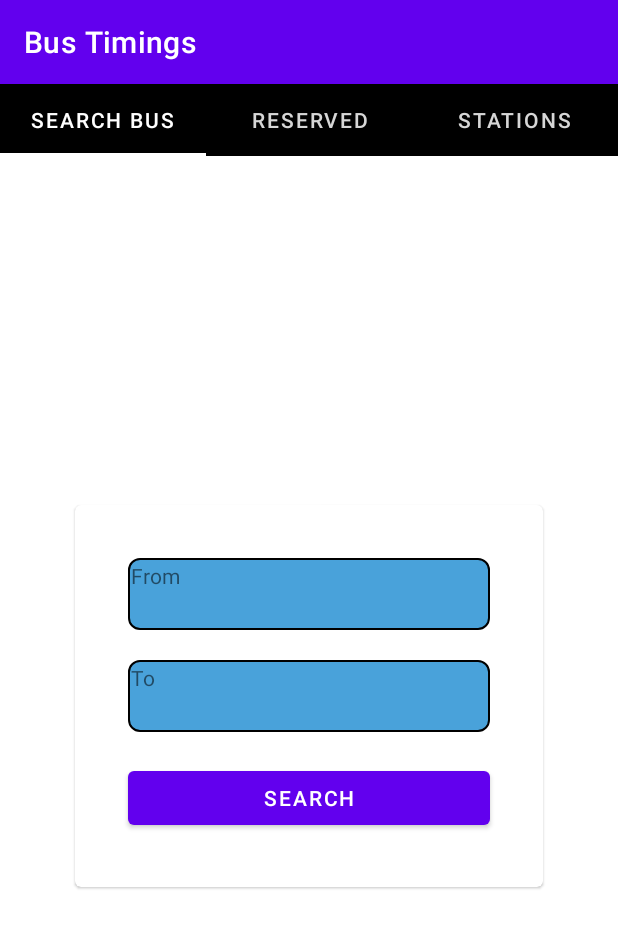
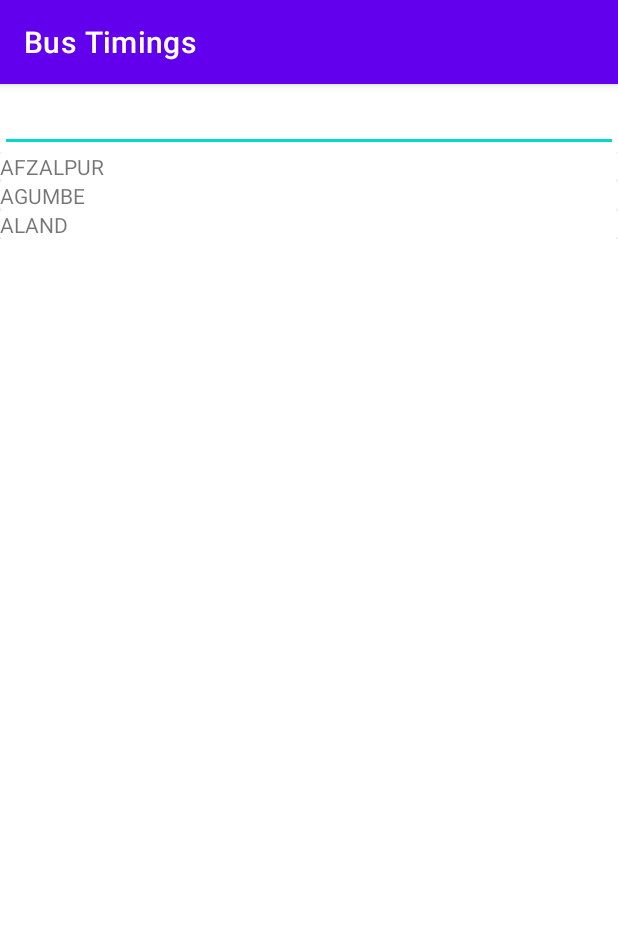
Before and after one commit to rohidas-gowda/bus-timings, an Android app: the screen it shows after launch (MainActivity before the commit, FromUserDataActivity after it), after a tap on "From", on a phone screen of 412 x 824 dp. Shown: the top 928 px of the screen. Run offline under Robolectric (Android 15) with nearby library versions, the phone set to English and light mode, and no system bars.

Commit message:
feat: from search

```diff
--- a/app/src/main/java/com/andromojo/bustimings/FromUserDataActivity.java
+++ b/app/src/main/java/com/andromojo/bustimings/FromUserDataActivity.java
@@ -1,14 +1,36 @@
 package com.andromojo.bustimings;
 
 import androidx.appcompat.app.AppCompatActivity;
+import androidx.recyclerview.widget.LinearLayoutManager;
+import androidx.recyclerview.widget.RecyclerView;
 
 import android.os.Bundle;
+import android.widget.EditText;
+
+import java.util.ArrayList;
+import java.util.Set;
 
 public class FromUserDataActivity extends AppCompatActivity {
-
+    RecyclerView fromSearchRecycler;
+    EditText fromSearchInput;
+    private Set uniqueSearchFrom;
+    private ArrayList<String> fromSearchArrayList;
+    FromUserDataAdapter fromUserDataAdapter;
     @Override
     protected void onCreate(Bundle savedInstanceState) {
         super.onCreate(savedInstanceState);
         setContentView(R.layout.activity_from_user_data);
+
+        SearchBusDBHandler searchBusDBHandler = new SearchBusDBHandler(this,null,null,1);
+
+        fromSearchRecycler = (RecyclerView) findViewById(R.id.search_from_choice);
+        fromSearchInput = (EditText) findViewById(R.id.search_from_input);
+
+        uniqueSearchFrom = searchBusDBHandler.searchFromInfoFromDB();
+        fromSearchArrayList = new ArrayList<String>(uniqueSearchFrom);
+        fromSearchRecycler.setHasFixedSize(true);
+        fromSearchRecycler.setLayoutManager(new LinearLayoutManager(this));
+        fromUserDataAdapter = new FromUserDataAdapter(fromSearchArrayList);
+        fromSearchRecycler.setAdapter(fromUserDataAdapter);
     }
 }
--- /dev/null
+++ b/app/src/main/java/com/andromojo/bustimings/FromUserDataAdapter.java
@@ -0,0 +1,44 @@
+package com.andromojo.bustimings;
+
+import android.view.LayoutInflater;
+import android.view.View;
+import android.view.ViewGroup;
+import android.widget.TextView;
+
+import androidx.annotation.NonNull;
+import androidx.recyclerview.widget.RecyclerView;
+
+import java.util.ArrayList;
+
+public class FromUserDataAdapter extends RecyclerView.Adapter<FromUserDataAdapter.ViewHolder>{
+    private ArrayList<String> fromSearchArrayList;
+
+    public FromUserDataAdapter(ArrayList<String> fromSearchArrayList) {
+        this.fromSearchArrayList = fromSearchArrayList;
+    }
+
+    @NonNull
+    @Override
+    public FromUserDataAdapter.ViewHolder onCreateViewHolder(@NonNull ViewGroup parent, int viewType) {
+        View v = LayoutInflater.from(parent.getContext()).inflate(R.layout.search_single_from_data,parent,false);
+        return new FromUserDataAdapter.ViewHolder(v);
+    }
+
+    @Override
+    public void onBindViewHolder(@NonNull FromUserDataAdapter.ViewHolder holder, int position) {
+        holder.displayFromChoice.setText(fromSearchArrayList.get(position));
+    }
+
+    @Override
+    public int getItemCount() {
+        return fromSearchArrayList.size();
+    }
+
+    public class ViewHolder extends RecyclerView.ViewHolder {
+        TextView displayFromChoice;
+        public ViewHolder(@NonNull View itemView) {
+            super(itemView);
+            displayFromChoice = (TextView) itemView.findViewById(R.id.from_choice_display);
+        }
+    }
+}
--- a/app/src/main/java/com/andromojo/bustimings/SearchBusDBHandler.java
+++ b/app/src/main/java/com/andromojo/bustimings/SearchBusDBHandler.java
@@ -12,6 +12,8 @@ import java.io.IOException;
 import java.io.InputStream;
 import java.io.OutputStream;
 import java.util.ArrayList;
+import java.util.HashSet;
+import java.util.Set;
 
 
 public class SearchBusDBHandler extends SQLiteOpenHelper {
@@ -113,4 +115,26 @@ public class SearchBusDBHandler extends SQLiteOpenHelper {
 
         return searchBusParametersArrayList;
     }
+
+    public Set<String> searchFromInfoFromDB() {
+        try {
+            createDatabase();
+        } catch (IOException e) {
+            e.printStackTrace();
+        }
+
+        searchBusDataBase = this.getReadableDatabase();
+
+        Set<String> fromSearchDB = new HashSet<String>();
+
+        Cursor cursor = searchBusDataBase.rawQuery("select * from search_bus", null);
+        cursor.moveToFirst();
+        while (!cursor.isAfterLast()) {
+            fromSearchDB.add(cursor.getString(2));
+            cursor.moveToNext();
+        }
+            cursor.close();
+            searchBusDataBase.close();
+            return fromSearchDB;
+        }
 }
--- a/app/src/main/java/com/andromojo/bustimings/SearchBusInfo.java
+++ b/app/src/main/java/com/andromojo/bustimings/SearchBusInfo.java
@@ -73,14 +73,16 @@ public class SearchBusInfo extends Fragment {
         fromUserData.setOnClickListener(new View.OnClickListener() {
             @Override
             public void onClick(View view) {
-                Toast.makeText(getActivity(),"From User Data",Toast.LENGTH_SHORT).show();
+                Intent intent = new Intent(getActivity(), FromUserDataActivity.class);
+                startActivity(intent);
             }
         });
 
         toUserData.setOnClickListener(new View.OnClickListener() {
             @Override
             public void onClick(View view) {
-                Toast.makeText(getActivity(),"To User Data",Toast.LENGTH_SHORT).show();
+                Intent intent = new Intent(getActivity(), ToUserDataActivity.class);
+                startActivity(intent);
             }
         });
 
--- a/app/src/main/res/drawable/from_to_text_border.xml
+++ b/app/src/main/res/drawable/from_to_text_border.xml
@@ -4,7 +4,7 @@
     android:width="1dp"
     android:color="#000000"/>
 
-    <solid android:color="#49A2DA"/>
+    <solid android:color="#E6E7E8"/>
 
     <padding
         android:left="2dp"
--- a/app/src/main/res/layout/activity_from_user_data.xml
+++ b/app/src/main/res/layout/activity_from_user_data.xml
@@ -1,9 +1,19 @@
 <?xml version="1.0" encoding="utf-8"?>
-<androidx.constraintlayout.widget.ConstraintLayout xmlns:android="http://schemas.android.com/apk/res/android"
-    xmlns:app="http://schemas.android.com/apk/res-auto"
+<LinearLayout xmlns:android="http://schemas.android.com/apk/res/android"
+    android:orientation="vertical"
     xmlns:tools="http://schemas.android.com/tools"
     android:layout_width="match_parent"
     android:layout_height="match_parent"
     tools:context=".FromUserDataActivity">
 
-</androidx.constraintlayout.widget.ConstraintLayout>
+    <EditText
+        android:id="@+id/search_from_input"
+        android:layout_width="match_parent"
+        android:layout_height="wrap_content"/>
+
+    <androidx.recyclerview.widget.RecyclerView
+        android:id="@+id/search_from_choice"
+        android:layout_width="match_parent"
+        android:layout_height="wrap_content"/>
+
+</LinearLayout>
--- a/app/src/main/res/layout/activity_to_user_data.xml
+++ b/app/src/main/res/layout/activity_to_user_data.xml
@@ -6,4 +6,14 @@
     android:layout_height="match_parent"
     tools:context=".ToUserDataActivity">
 
+    <TextView
+        android:id="@+id/textView2"
+        android:layout_width="wrap_content"
+        android:layout_height="wrap_content"
+        android:text="To User Data"
+        app:layout_constraintBottom_toBottomOf="parent"
+        app:layout_constraintEnd_toEndOf="parent"
+        app:layout_constraintHorizontal_bias="0.5"
+        app:layout_constraintStart_toStartOf="parent"
+        app:layout_constraintTop_toTopOf="parent" />
 </androidx.constraintlayout.widget.ConstraintLayout>
--- a/app/src/main/res/layout/fragment_search_bus_info.xml
+++ b/app/src/main/res/layout/fragment_search_bus_info.xml
@@ -12,7 +12,8 @@
         android:layout_height="wrap_content"
         android:layout_gravity="center"
         android:layout_margin="50dp"
-        android:background="#000">
+        app:cardCornerRadius="7dp"
+        app:cardElevation="9dp">
 
         <androidx.constraintlayout.widget.ConstraintLayout
             android:layout_width="match_parent"
--- a/app/src/main/res/layout/search_single_bus_data.xml
+++ b/app/src/main/res/layout/search_single_bus_data.xml
@@ -1,13 +1,18 @@
 <?xml version="1.0" encoding="utf-8"?>
 <LinearLayout xmlns:android="http://schemas.android.com/apk/res/android"
+    xmlns:app="http://schemas.android.com/apk/res-auto"
     android:orientation="vertical"
     xmlns:tools="http://schemas.android.com/tools"
     android:layout_width="match_parent"
     android:layout_height="wrap_content">
 
     <androidx.cardview.widget.CardView
-        android:layout_width="409dp"
+        android:layout_width="match_parent"
         android:layout_height="wrap_content"
+        android:layout_margin="7dp"
+        app:cardCornerRadius="9dp"
+        app:cardElevation="7dp"
+        app:cardBackgroundColor="#C8E1F4"
         tools:layout_editor_absoluteX="1dp"
         tools:layout_editor_absoluteY="325dp">
 
@@ -15,42 +20,42 @@
             android:id="@+id/source_db"
             android:layout_width="wrap_content"
             android:layout_height="wrap_content"
-            android:text="Source"/>
+            android:text="Source" />
 
         <TextView
             android:id="@+id/destination_db"
             android:layout_width="wrap_content"
             android:layout_height="wrap_content"
             android:layout_marginTop="15dp"
-            android:text="Destination"/>
+            android:text="Destination" />
 
         <TextView
             android:id="@+id/via_db"
             android:layout_width="wrap_content"
             android:layout_height="wrap_content"
             android:layout_marginTop="30dp"
-            android:text="Via"/>
+            android:text="Via" />
 
         <TextView
             android:id="@+id/service_db"
             android:layout_width="wrap_content"
             android:layout_height="wrap_content"
             android:layout_marginTop="45dp"
-            android:text="Service"/>
+            android:text="Service" />
 
         <TextView
             android:id="@+id/timings_db"
             android:layout_width="wrap_content"
             android:layout_height="wrap_content"
             android:layout_marginTop="60dp"
-            android:text="Timings"/>
+            android:text="Timings" />
 
         <TextView
             android:id="@+id/station_db"
             android:layout_width="wrap_content"
             android:layout_height="wrap_content"
             android:layout_marginTop="75dp"
-            android:text="Station"/>
+            android:text="Station" />
 
     </androidx.cardview.widget.CardView>
 </LinearLayout>
--- /dev/null
+++ b/app/src/main/res/layout/search_single_from_data.xml
@@ -0,0 +1,17 @@
+<?xml version="1.0" encoding="utf-8"?>
+<LinearLayout xmlns:android="http://schemas.android.com/apk/res/android"
+    android:orientation="vertical"
+    android:layout_width="match_parent"
+    android:layout_height="wrap_content">
+
+    <androidx.cardview.widget.CardView
+        android:layout_width="match_parent"
+        android:layout_height="wrap_content">
+
+        <TextView
+            android:id="@+id/from_choice_display"
+            android:layout_width="match_parent"
+            android:layout_height="wrap_content"/>
+
+    </androidx.cardview.widget.CardView>
+</LinearLayout>
```
